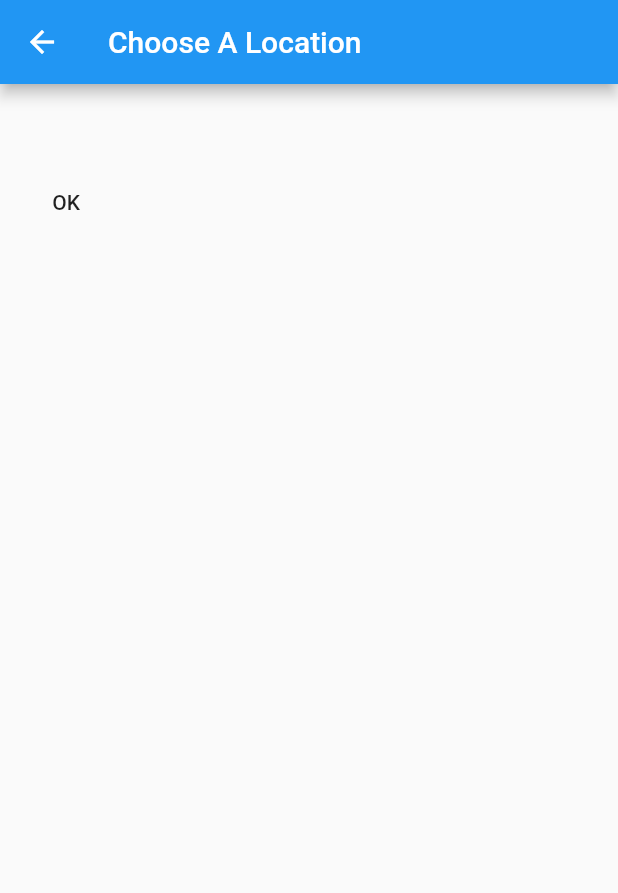
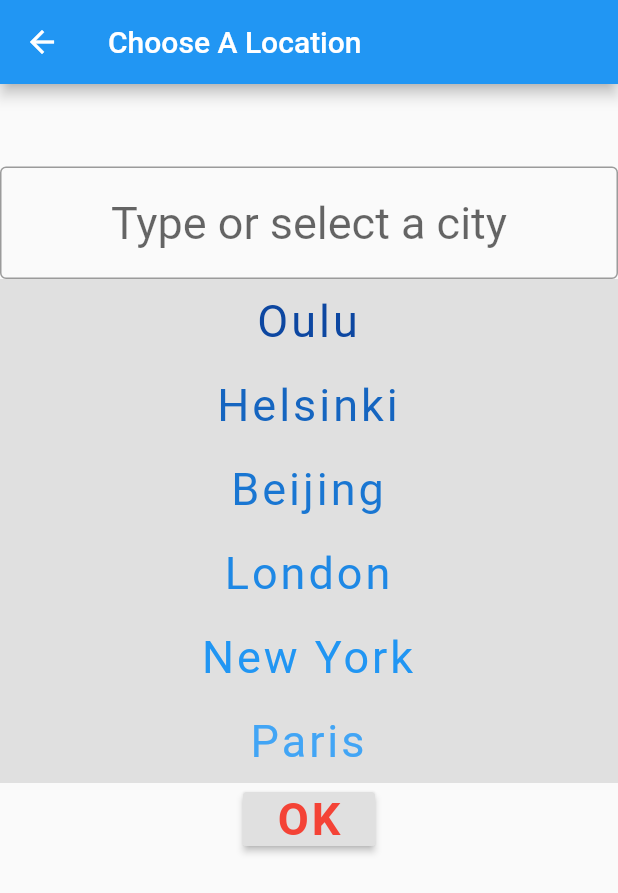
Before and after one commit to gydlake/world-weather, a Flutter app: the ChooseLocation screen opened by its route, after a tap on "OK", on a phone screen of 412 x 824 dp. Shown: the top 893 px of the screen. Run offline on Flutter 3.47's test engine with Material 2 defaults, Android fonts, the phone set to English and light mode, and no system bars; our stand-ins replace flutter_spinkit; network calls fail.

Commit message:
Class ChooseLocation is ready.

```diff
--- a/lib/pages/choose_location.dart
+++ b/lib/pages/choose_location.dart
@@ -1,5 +1,7 @@
 import 'package:flutter/material.dart';
 import 'package:world_weather/services/weather_data.dart';
+import 'package:intl/intl.dart';
+import 'dart:async';
 
 class ChooseLocation extends StatefulWidget {
   const ChooseLocation({Key? key}) : super(key: key);
@@ -9,19 +11,29 @@ class ChooseLocation extends StatefulWidget {
 }
 
 class _ChooseLocationState extends State<ChooseLocation> {
-
   WeatherData wd = WeatherData();
-  String locWarning= '';
-  bool locExist=true;
+  String locWarning = '';
+  bool locExist = true;
+  final tfController = TextEditingController();
+  List<String> cities = [
+    'Oulu',
+    'Helsinki',
+    'Beijing',
+    'London',
+    'New York',
+    'Paris',
+  ];
 
   @override
   Widget build(BuildContext context) {
-    return Scaffold(
+    return SafeArea(
+      child: Scaffold(
         appBar: AppBar(
-        title: Text(
-            'Choose A Location'),
+          title: Text('Choose A Location'),
         ),
-      body: Column(
+        body: SingleChildScrollView(
+          child: Column(
+            crossAxisAlignment: CrossAxisAlignment.center,
             children: [
               Text(
                 locWarning,
@@ -29,25 +41,78 @@ class _ChooseLocationState extends State<ChooseLocation> {
                   fontSize: 30.0,
                   letterSpacing: 2.0,
                 ),
-
               ),
-          SizedBox(height: 20.0,),
-          FlatButton(
-              onPressed: () async{
-                locExist = await wd.getWeather('Oulu');
-                if (locExist)
+              SizedBox(
+                height: 20.0,
+              ),
+              TextField(
+                controller: tfController,
+                textAlign: TextAlign.center,
+                decoration: InputDecoration(
+                  border: OutlineInputBorder(),
+                  hintText: 'Type or select a city',
+                ),
+                style: TextStyle(
+                  fontSize: 30.0,
+                  color: Colors.red,
+                ),
+              ),
+              //SizedBox(height: 20.0,),
+              Container(
+                color: Colors.grey[300],
+                alignment: Alignment.center,
+                child: ListView.builder(
+                    shrinkWrap: true,
+                    itemCount: cities.length,
+                    itemBuilder: (context, index) {
+                      return ListTile(
+                        onTap: () {
+                          tfController.text = cities[index];
+                        },
+                        title: Text(
+                          cities[index],
+                          textAlign: TextAlign.center,
+                          style: TextStyle(
+                            fontSize: 30.0,
+                            letterSpacing: 2.0,
+                            color: Colors.blue[900 - 100 * index],
+                          ),
+                        ),
+                      );
+                    }),
+              ),
+              RaisedButton(
+                  onPressed: () async {
+                    locExist = await wd.getWeather(tfController.text);
+                    if (locExist) {
+                      wd.location = toBeginningOfSentenceCase(
+                          wd.location); // First letter in capital.
                       Navigator.pop(context, wd);
-                else {
+                    } else {
                       setState(() {
-                    locWarning= 'The city cannot be accessed!';
+                        locWarning =
+                            'The city name is wrong or its info is not available!';
                       });
-
+                      Timer(Duration(seconds: 2), () {
+                        setState(() {
+                          locWarning ='';
+                          tfController.text = '';
+                        });
+                      });
                     }
-
-
                   },
-              child: Text('OK'))
+                  child: Text(
+                      'OK',
+                    style: TextStyle(
+                      fontSize: 30.0,
+                      letterSpacing: 2.0,
+                      color: Colors.red,
+                      fontWeight: FontWeight.bold,
+                    ),
+                  ))
             ],
+          ),
+        ),
       ),
     );
   }
--- a/lib/services/weather_data.dart
+++ b/lib/services/weather_data.dart
@@ -16,7 +16,7 @@ class WeatherData {
   double? vis_km;
   double? uv;
 
-  // API key
+  // API key, Setting your own API KEY
   static const API_KEY = '1bcb74d02904457eb0d145052221802';
 
   WeatherData(
@@ -63,7 +63,7 @@ class WeatherData {
       return true;
     } else {
       // If that response was not OK, throw an error.
-      throw Exception('Failed to load json data');
+      //throw Exception('Failed to load json data');
       return false;
     }
   }
--- a/pubspec.yaml
+++ b/pubspec.yaml
@@ -31,6 +31,7 @@ dependencies:
     sdk: flutter
   http: ^0.13.4
   flutter_spinkit: ^5.1.0
+  intl: ^0.17.0
 
 
   # The following adds the Cupertino Icons font to your application.
```
Also changed, not shown: lib/pages/home.dart (+21 -8 lines), pubspec.lock, 1 other file. Lines whose indentation alone changed are shown as unchanged.
